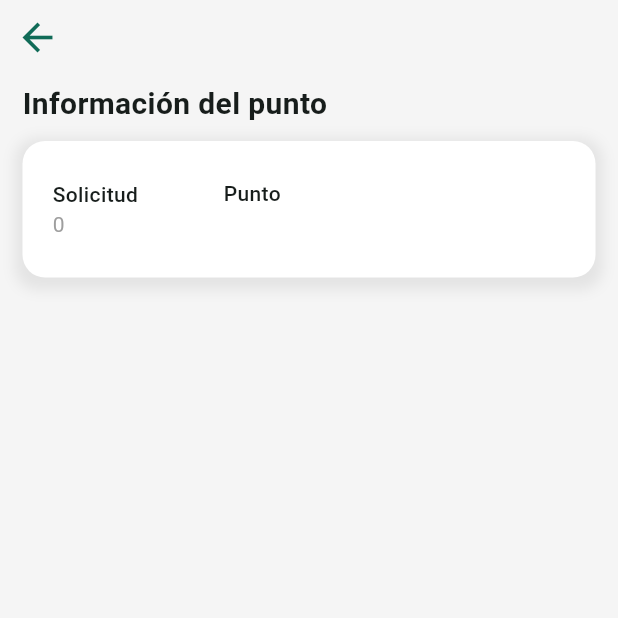
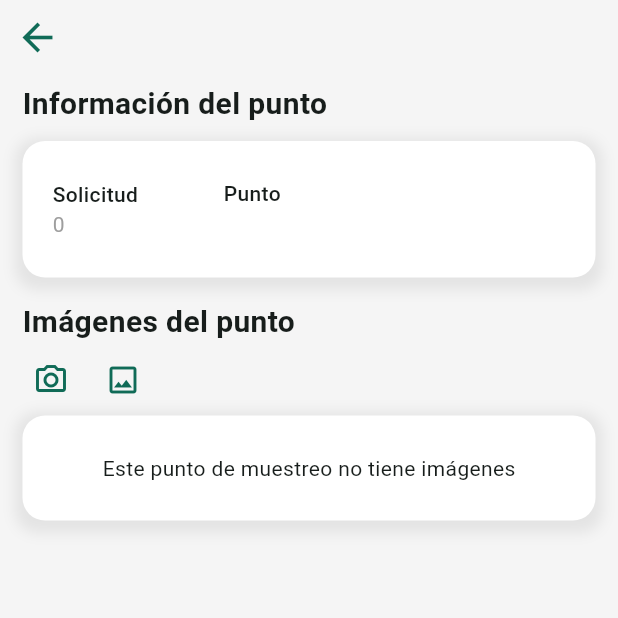
Before and after one commit to LashGAMX/AppRecepcionMuestras, a Flutter app: the PuntoMuestreoPage screen opened directly with empty values, on a phone screen of 412 x 824 dp, the top half of it. Run offline on Flutter 3.47's test engine with Material 3 defaults, Android fonts, the phone set to English and light mode, and no system bars; our stand-ins replace shared_preferences; accounts and stored records are empty.

Commit message:
Preparacion para fotos

```diff
--- a/lib/pages/punto_muestreo_page.dart
+++ b/lib/pages/punto_muestreo_page.dart
@@ -1,5 +1,7 @@
 import 'package:flutter/material.dart';
 import 'package:recepcion_app/models/informacion_agua_model.dart';
+
+List<String>? listaImagenes;
 
 class PuntoMuestreoPage extends StatefulWidget{
   final FoliosHijosModel puntoMuestreo;
@@ -90,6 +92,55 @@ class _PuntoMuestreoPageState extends State<PuntoMuestreoPage>{
                   ),
                 ],
               ),
+              const SizedBox(height: 15,),
+              const Row(
+                children: [
+                  Padding(padding: EdgeInsets.only(left: 15),),
+                  Text('Imágenes del punto', style: TextStyle(fontSize: 20, fontWeight: FontWeight.bold),)
+                ],
+              ),
+              Row(
+                children: [
+                  const Padding(padding: EdgeInsets.only(left: 10),),
+                  IconButton(
+                    onPressed: (){},
+                    icon: Icon(Icons.camera_alt_outlined, color: Theme.of(context).colorScheme.primary,),
+                  ),
+                  IconButton(
+                    onPressed: (){},
+                    icon: Icon(Icons.image_outlined, color: Theme.of(context).colorScheme.primary,),
+                  ),
+                ],
+              ),
+              Row(
+                mainAxisAlignment: MainAxisAlignment.center,
+                children: [
+                  Container(
+                    padding: const EdgeInsets.symmetric(vertical: 25, horizontal: 20),
+                    decoration: BoxDecoration(
+                      borderRadius: const BorderRadius.all(Radius.circular(15),),
+                      color: Colors.white,
+                      boxShadow: [
+                        BoxShadow(
+                          color: Colors.grey.withOpacity(0.2),
+                          spreadRadius: 5,
+                          blurRadius: 7,
+                          offset: const Offset(0, 3),
+                        ),
+                      ],
+                    ),
+                    width: MediaQuery.sizeOf(context).width - 30,
+                    child: Column(
+                      children: [
+                        (listaImagenes != null) ?
+                        SizedBox()
+                          :
+                        const Text('Este punto de muestreo no tiene imágenes', softWrap: true,)
+                      ],
+                    ),
+                  ),
+                ],
+              ),
             ],
           ),
         ),
```
Also changed, not shown: pubspec.lock.
